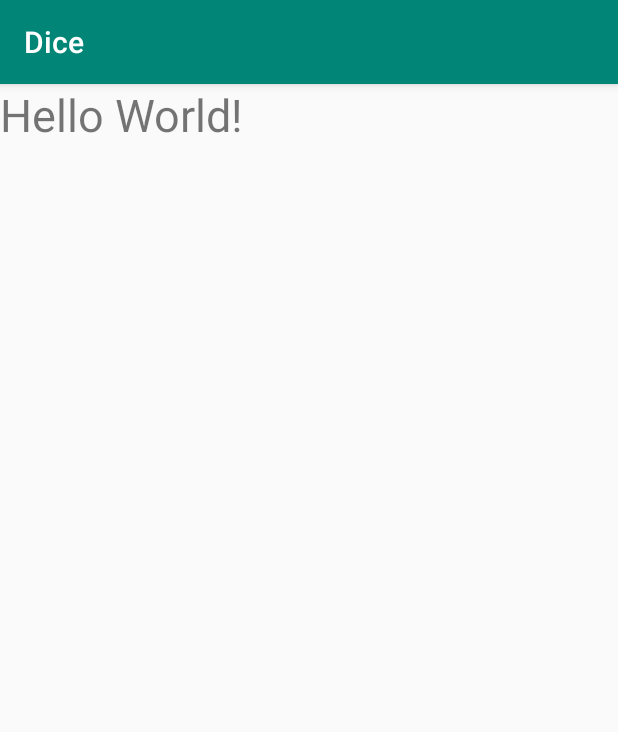
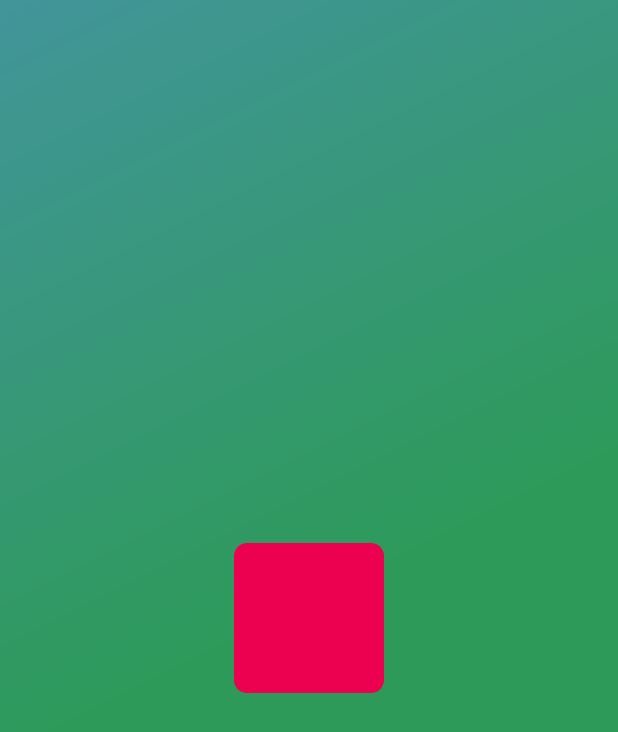
Before and after one commit to VelocityPulse/Dice, an Android app: the screen it shows after launch (MainActivity), on a phone screen of 412 x 824 dp. Shown: the top 732 px of the screen. Run offline under Robolectric (Android 15) with nearby library versions, the phone set to English and light mode, and no system bars.

Commit message:
[RESOURCES] Add dice vectors

```diff
--- a/app/src/main/AndroidManifest.xml
+++ b/app/src/main/AndroidManifest.xml
@@ -11,7 +11,7 @@
         android:label="@string/app_name_short"
         android:roundIcon="@mipmap/ic_launcher_round"
         android:supportsRtl="true"
-        android:theme="@style/AppTheme">
+        android:theme="@style/AppTheme.FullScreen">
 
         <activity android:name=".MainActivity">
 
--- a/app/src/main/java/com/cpulse/dicecustomrules/MainActivity.kt
+++ b/app/src/main/java/com/cpulse/dicecustomrules/MainActivity.kt
@@ -1,7 +1,9 @@
 package com.cpulse.dicecustomrules
 
+import android.os.Build
+import android.os.Bundle
+import android.view.WindowManager
 import androidx.appcompat.app.AppCompatActivity
-import android.os.Bundle
 
 class MainActivity : AppCompatActivity() {
 
@@ -9,5 +11,14 @@ class MainActivity : AppCompatActivity() {
         super.onCreate(savedInstanceState)
         setContentView(R.layout.main_activity)
 
+        window.addFlags(WindowManager.LayoutParams.FLAG_TRANSLUCENT_STATUS)
+
+        if (Build.VERSION.SDK_INT >= Build.VERSION_CODES.P) {
+            val lAttributes = window.attributes
+            lAttributes.layoutInDisplayCutoutMode =
+                WindowManager.LayoutParams.LAYOUT_IN_DISPLAY_CUTOUT_MODE_SHORT_EDGES
+        }
     }
+
+
 }
--- /dev/null
+++ b/app/src/main/res/drawable/dice_shape.xml
@@ -0,0 +1,12 @@
+<vector xmlns:android="http://schemas.android.com/apk/res/android"
+    android:width="50dp"
+    android:height="50dp"
+    android:viewportWidth="440"
+    android:viewportHeight="440">
+    <group>
+        <clip-path android:pathData="M0,0h440v440h-440z M 0,0" />
+        <path
+            android:fillColor="@color/colorDiceCircle"
+            android:pathData="M38.5,0C17.237,0 0,17.237 0,38.5L0,401.5C0,422.763 17.237,440 38.5,440L401.5,440C422.763,440 440,422.763 440,401.5L440,38.5C440,17.237 422.763,0 401.5,0L38.5,0Z" />
+    </group>
+</vector>
--- a/app/src/main/res/layout/main_activity.xml
+++ b/app/src/main/res/layout/main_activity.xml
@@ -1,12 +1,15 @@
 <?xml version="1.0" encoding="utf-8"?>
 <LinearLayout xmlns:android="http://schemas.android.com/apk/res/android"
     android:layout_width="match_parent"
-    android:layout_height="match_parent">
+    android:layout_height="match_parent"
+    android:gravity="center"
+    android:background="@drawable/background">
 
-    <TextView
-        android:layout_width="wrap_content"
-        android:layout_height="wrap_content"
-        android:text="Hello World!"
-        android:textSize="30dp" />
+    <ImageView
+        android:elevation="20dp"
+        android:layout_width="100dp"
+        android:layout_height="100dp"
+        android:src="@drawable/dice_shape"
+        android:contentDescription="dice_shape" />
 
 </LinearLayout>
--- a/app/src/main/res/values/colors.xml
+++ b/app/src/main/res/values/colors.xml
@@ -6,4 +6,7 @@
 
     <color name="colorBackgroundGray1">#ff2d9a59</color>
     <color name="colorBackgroundGray2">#ff42959a</color>
+
+    <color name="colorDiceCircle">#EC0050</color>
+    <color name="colorDice">#EBEBEB</color>
 </resources>
--- a/app/src/main/res/values/styles.xml
+++ b/app/src/main/res/values/styles.xml
@@ -6,6 +6,21 @@
         <item name="colorPrimary">@color/colorPrimary</item>
         <item name="colorPrimaryDark">@color/colorPrimaryDark</item>
         <item name="colorAccent">@color/colorAccent</item>
+
+    </style>
+
+    <style name="AppTheme.FullScreen" parent="Theme.AppCompat.Light.NoActionBar">
+        <item name="windowActionBar">false</item>
+        <item name="windowNoTitle">true</item>
+
+<!--        <item name="android:windowNoTitle">true</item>-->
+<!--        <item name="android:windowActionBar">false</item>-->
+        <item name="android:windowFullscreen">true</item>
+<!--        <item name="android:windowContentOverlay">@null</item>-->
+<!--        <item name="android:windowLayoutInDisplayCutoutMode">shortEdges</item>-->
+<!--        <item name="android:windowTranslucentStatus">true</item>-->
+<!--        <item name="android:windowTranslucentNavigation">true</item>-->
+
     </style>
 
 </resources>
```
Also changed, not shown: app/src/main/res/drawable/dice_1.xml (added, +12 -0 lines), app/src/main/res/drawable/dice_2.xml (added, +12 -0 lines), app/src/main/res/drawable/dice_3.xml (added, +12 -0 lines), app/src/main/res/drawable/dice_4.xml (added, +12 -0 lines), app/src/main/res/drawable/dice_5.xml (added, +12 -0 lines), app/src/main/res/drawable/dice_6.xml (added, +12 -0 lines), 2 other files.
